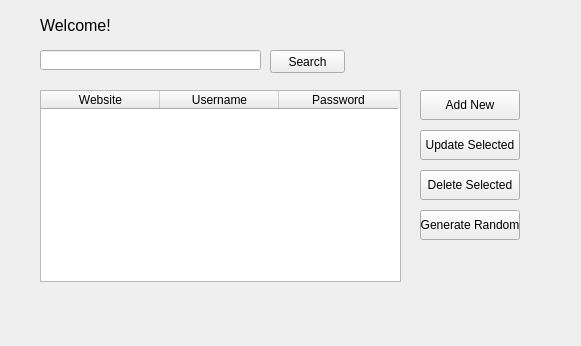
Old version of the form ui/passui.ui in the repository KanzuNe/Security-Unity.
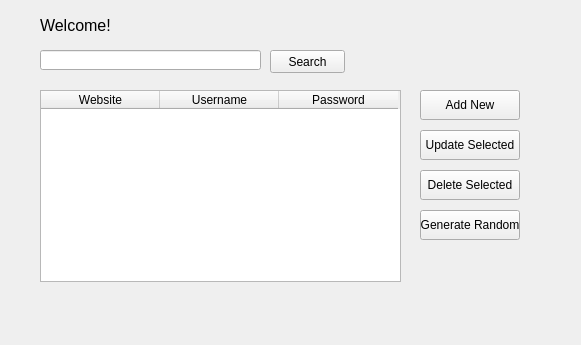
New version of the form.

```diff
--- a/ui/passui.ui
+++ b/ui/passui.ui
@@ -7,7 +7,7 @@
     <x>0</x>
     <y>0</y>
     <width>581</width>
-    <height>346</height>
+    <height>345</height>
    </rect>
   </property>
   <property name="windowTitle">
@@ -118,7 +118,7 @@
      <rect>
       <x>40</x>
       <y>10</y>
-      <width>91</width>
+      <width>531</width>
       <height>31</height>
      </rect>
     </property>
```
Left out of the diff: 35 changed lines with no effect on the pictures.
